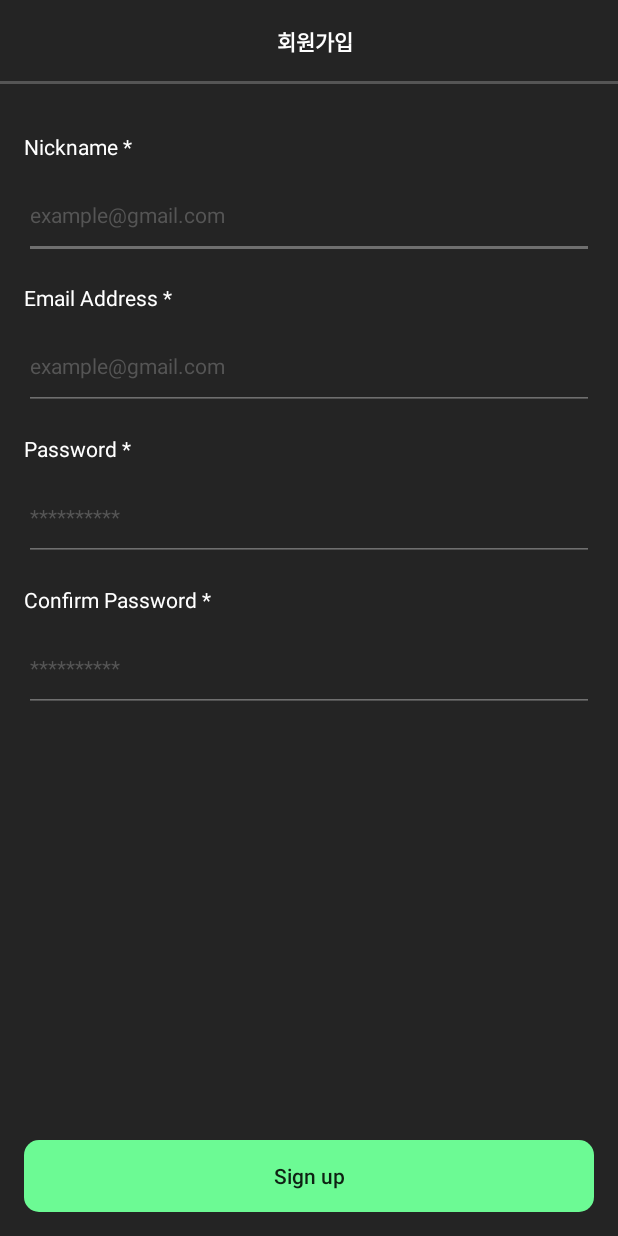
After one commit to TEAM-Barista/Latte-Android, an Android app: the SignUpActivity screen opened directly, with no data from a screen before it, on a phone screen of 412 x 824 dp. The commit adds this screen. Run offline under Robolectric (Android 15) with nearby library versions, the phone set to English and light mode, and no system bars; our stand-ins replace data binding.

Commit message:
auth : feat(SignUp) : SignUpActivity 기본 뷰 완료

```diff
--- /dev/null
+++ b/app/src/main/java/com/barista/latte/auth/signup/view/SignUpActivity.kt
@@ -0,0 +1,40 @@
+package com.barista.latte.auth.signup.view
+
+import android.os.Bundle
+import android.view.LayoutInflater
+import android.widget.LinearLayout
+import androidx.appcompat.app.ActionBar
+import com.barista.latte.R
+import com.barista.latte.databinding.ActivitySignUpBinding
+import com.barista.latte.databinding.CommonTextActionbarBinding
+import com.barista.latte.views.BaseActivity
+
+class SignUpActivity : BaseActivity() {
+    lateinit var binding: ActivitySignUpBinding
+
+    override fun onCreate(savedInstanceState: Bundle?) {
+        super.onCreate(savedInstanceState)
+
+        binding = ActivitySignUpBinding.inflate(layoutInflater)
+
+        setContentView(binding.root)
+    }
+
+    override fun setActionBar() {
+        val actionBar = supportActionBar ?: return
+
+        actionBar.setDisplayShowCustomEnabled(true)
+        actionBar.setDisplayShowTitleEnabled(false)
+        actionBar.setDisplayHomeAsUpEnabled(false)
+
+        val actionBarBinding = CommonTextActionbarBinding.inflate(LayoutInflater.from(this))
+
+        actionBarBinding.title.text = getString(R.string.sign_up)
+
+        val params = ActionBar.LayoutParams(LinearLayout.LayoutParams.MATCH_PARENT, LinearLayout.LayoutParams.MATCH_PARENT)
+        actionBar.setCustomView(actionBarBinding.root, params)
+    }
+
+    override fun loadData() {
+    }
+}
--- /dev/null
+++ b/app/src/main/res/layout/activity_sign_up.xml
@@ -0,0 +1,138 @@
+<?xml version="1.0" encoding="utf-8"?>
+<layout xmlns:app="http://schemas.android.com/apk/res-auto">
+
+    <androidx.constraintlayout.widget.ConstraintLayout xmlns:android="http://schemas.android.com/apk/res/android"
+        xmlns:tools="http://schemas.android.com/tools"
+        android:layout_width="match_parent"
+        android:layout_height="match_parent"
+        android:background="?attr/bgColor"
+        tools:context=".auth.signup.view.SignUpActivity">
+
+        <TextView
+            android:id="@+id/nickname_text"
+            android:layout_width="wrap_content"
+            android:layout_height="wrap_content"
+            android:layout_marginStart="16dp"
+            android:layout_marginTop="32dp"
+            android:text="@string/nickname"
+            android:textColor="@color/white"
+            android:textSize="14sp"
+            app:layout_constraintStart_toStartOf="parent"
+            app:layout_constraintTop_toTopOf="parent" />
+
+        <EditText
+            android:id="@+id/nickname_edit_text"
+            android:layout_width="match_parent"
+            android:layout_height="wrap_content"
+            android:layout_marginHorizontal="16dp"
+            android:layout_marginTop="16dp"
+            android:backgroundTint="@color/grey_6f"
+            android:hint="@string/example_email"
+            android:imeOptions="actionNext"
+            android:paddingBottom="20dp"
+            android:textColor="@color/white"
+            android:textColorHint="@color/dark_grey_55"
+            android:textSize="14sp"
+            app:layout_constraintStart_toStartOf="parent"
+            app:layout_constraintTop_toBottomOf="@id/nickname_text" />
+
+        <TextView
+            android:id="@+id/email_text"
+            android:layout_width="wrap_content"
+            android:layout_height="wrap_content"
+            android:layout_marginStart="16dp"
+            android:layout_marginTop="16dp"
+            android:text="@string/email_long"
+            android:textColor="@color/white"
+            android:textSize="14sp"
+            app:layout_constraintStart_toStartOf="parent"
+            app:layout_constraintTop_toBottomOf="@id/nickname_edit_text" />
+
+        <EditText
+            android:id="@+id/email_edit_text"
+            android:layout_width="match_parent"
+            android:layout_height="wrap_content"
+            android:layout_marginHorizontal="16dp"
+            android:layout_marginTop="16dp"
+            android:backgroundTint="@color/grey_6f"
+            android:hint="@string/example_email"
+            android:imeOptions="actionNext"
+            android:paddingBottom="20dp"
+            android:textColor="@color/white"
+            android:textColorHint="@color/dark_grey_55"
+            android:textSize="14sp"
+            app:layout_constraintStart_toStartOf="parent"
+            app:layout_constraintTop_toBottomOf="@id/email_text" />
+
+        <TextView
+            android:id="@+id/password_text"
+            android:layout_width="wrap_content"
+            android:layout_height="wrap_content"
+            android:layout_marginStart="16dp"
+            android:layout_marginTop="16dp"
+            android:text="@string/password_sign_up"
+            android:textColor="@color/white"
+            android:textSize="14sp"
+            app:layout_constraintStart_toStartOf="parent"
+            app:layout_constraintTop_toBottomOf="@id/email_edit_text" />
+
+        <EditText
+            android:id="@+id/password_edit_text"
+            android:layout_width="match_parent"
+            android:layout_height="wrap_content"
+            android:layout_marginHorizontal="16dp"
+            android:layout_marginTop="16dp"
+            android:backgroundTint="@color/grey_6f"
+            android:hint="@string/example_password"
+            android:imeOptions="actionNext"
+            android:paddingBottom="20dp"
+            android:textColor="@color/white"
+            android:textColorHint="@color/dark_grey_55"
+            android:textSize="14sp"
+            app:layout_constraintStart_toStartOf="parent"
+            app:layout_constraintTop_toBottomOf="@id/password_text" />
+
+        <TextView
+            android:id="@+id/confirm_password_text"
+            android:layout_width="wrap_content"
+            android:layout_height="wrap_content"
+            android:layout_marginStart="16dp"
+            android:layout_marginTop="16dp"
+            android:text="@string/confirm_password"
+            android:textColor="@color/white"
+            android:textSize="14sp"
+            app:layout_constraintStart_toStartOf="parent"
+            app:layout_constraintTop_toBottomOf="@id/password_edit_text" />
+
+        <EditText
+            android:id="@+id/confirm_password_edit_text"
+            android:layout_width="match_parent"
+            android:layout_height="wrap_content"
+            android:layout_marginHorizontal="16dp"
+            android:layout_marginTop="16dp"
+            android:backgroundTint="@color/grey_6f"
+            android:hint="@string/example_password"
+            android:imeOptions="actionDone"
+            android:paddingBottom="20dp"
+            android:textColor="@color/white"
+            android:textColorHint="@color/dark_grey_55"
+            android:textSize="14sp"
+            app:layout_constraintStart_toStartOf="parent"
+            app:layout_constraintTop_toBottomOf="@id/confirm_password_text" />
+
+        <Button
+            android:id="@+id/sign_up"
+            android:layout_width="0dp"
+            android:layout_height="wrap_content"
+            android:layout_marginHorizontal="16dp"
+            android:layout_marginBottom="16dp"
+            android:background="@drawable/round_square_10dp"
+            android:backgroundTint="@color/latte_green"
+            android:text="@string/sign_up_en"
+            android:textAllCaps="false"
+            app:layout_constraintBottom_toBottomOf="parent"
+            app:layout_constraintEnd_toEndOf="parent"
+            app:layout_constraintStart_toStartOf="parent" />
+
+    </androidx.constraintlayout.widget.ConstraintLayout>
+</layout>
--- a/app/src/main/res/values/strings.xml
+++ b/app/src/main/res/values/strings.xml
@@ -10,7 +10,17 @@
     <string name="sign_in_latte">Sign in with Latte</string>
     <string name="find_id">아이디/비밀번호 찾기</string>
     <string name="sign_up">회원가입</string>
+    <string name="sign_up_en">Sign up</string>
     <string name="or">or</string>
+    <string name="email">E-mail</string>
+    <string name="password">Password</string>
+
+    <string name="nickname">Nickname *</string>
+    <string name="email_long">Email Address *</string>
+    <string name="password_sign_up">Password *</string>
+    <string name="confirm_password">Confirm Password *</string>
+    <string name="example_email">example@gmail.com</string>
+    <string name="example_password">**********</string>
 
     <string name="new_notification">새 알림</string>
     <string name="bookmark">북 마크</string>
```
Also changed, not shown: app/src/main/AndroidManifest.xml (+14 -3 lines), app/src/main/java/com/barista/latte/auth/AuthServerInterface.kt (added, +19 -0 lines), app/src/main/java/com/barista/latte/auth/email/view/EmailActivity.kt (added, +24 -0 lines), app/src/main/java/com/barista/latte/auth/model/TokenObject.kt (added, +14 -0 lines), app/src/main/java/com/barista/latte/auth/model/UserRequestObject.kt (added, +16 -0 lines), app/src/main/java/com/barista/latte/auth/signin/view/SignInActivity.kt (+23 -3 lines), app/src/main/java/com/barista/latte/common/RetrofitObject.kt (added, +23 -0 lines), app/src/main/res/drawable/green_border_round_square.xml (added, +19 -0 lines), app/src/main/res/drawable/grey_border_round_square.xml (added, +19 -0 lines), app/src/main/res/drawable/red_border_round_square.xml (added, +19 -0 lines), app/src/main/res/layout/activity_email.xml (added, +120 -0 lines), app/src/main/res/xml/network_security_config.xml (added, +7 -0 lines).
